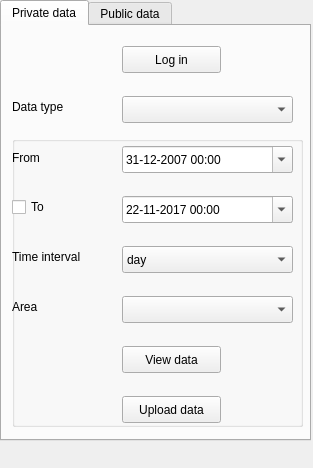
Old version of the form dockwidget.ui in the repository nens/lizard_qgis_plugin.
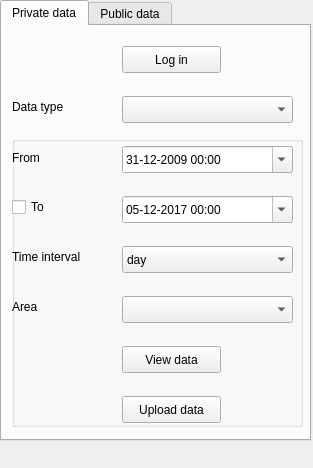
New version of the form.

Commit message: Values for setting start and end-time are now in compliance with the Rain rasters in Lizard.

The edit to the form file:
```diff
--- a/dockwidget.ui
+++ b/dockwidget.ui
@@ -210,7 +210,7 @@
        </property>
        <property name="minimumDate">
         <date>
-         <year>2007</year>
+         <year>2009</year>
          <month>12</month>
          <day>31</day>
         </date>
@@ -237,8 +237,8 @@
        <property name="date">
         <date>
          <year>2017</year>
-         <month>11</month>
-         <day>22</day>
+         <month>12</month>
+         <day>5</day>
         </date>
        </property>
        <property name="maximumDate">
@@ -250,7 +250,7 @@
        </property>
        <property name="minimumDate">
         <date>
-         <year>2007</year>
+         <year>2009</year>
          <month>12</month>
          <day>31</day>
         </date>
```
Left out of the diff: 10 changed lines with no effect on the pictures.
